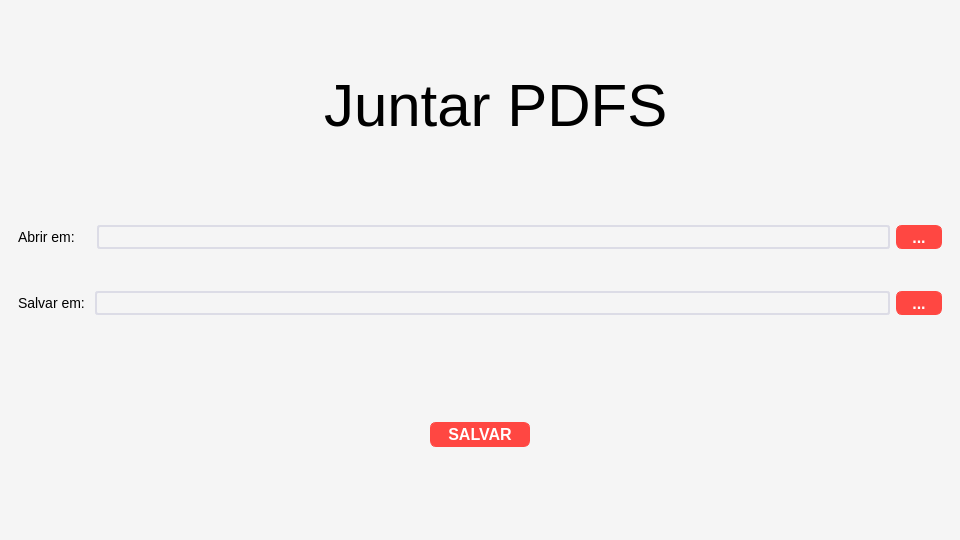
Qt form src/pages/pages.ui (felipecaninnovaes/PDFU) before a commit.
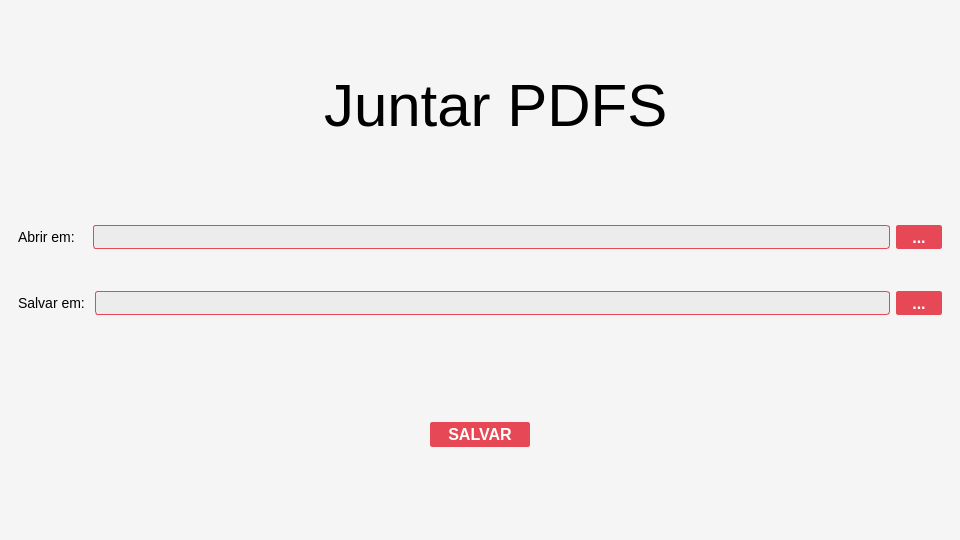
The same form after that commit.

```diff
--- a/src/pages/pages.ui
+++ b/src/pages/pages.ui
@@ -66,7 +66,7 @@
 font-size: 14px;</string>
          </property>
          <property name="text">
-          <string>Abrir em:    </string>
+          <string>Abrir em:   </string>
          </property>
         </widget>
        </item>
@@ -81,12 +81,13 @@
          <property name="styleSheet">
           <string notr="true">QLineEdit {
     padding-top: 16px;
+	background: #ECECEC	;
     width: 100%;
     height: 30px;
     color: #333;
     font-style: normal;
     font-size: 14px;
-    border: 2px solid #dcdce6;
+    border: 1px solid #E74856;
     border-radius: 3px;
     padding: 0 24px;
 }
@@ -125,9 +126,8 @@
          </property>
          <property name="styleSheet">
           <string notr="true">QPushButton {
-    background: #FF4742;
-    border: 1px solid #FF4742;
-    border-radius: 6px;
+    background: #E74856;
+    border: 1px solid #E74856;
     color: #FFFFFF;
     font-size: 16px;
     font-weight: 800;
@@ -137,6 +137,8 @@
     vertical-align: middle;
     padding-right: 15px;
     padding-left: 15px;
+  	border-radius: 2px;
+	box-shadow: 0 1px 4px rgba(0, 0, 0, .6);
 
 }
 
@@ -189,12 +191,13 @@
          <property name="styleSheet">
           <string notr="true">QLineEdit {
     padding-top: 16px;
+	background: #ECECEC	;
     width: 100%;
     height: 30px;
     color: #333;
     font-style: normal;
     font-size: 14px;
-    border: 2px solid #dcdce6;
+    border: 1px solid #E74856;
     border-radius: 3px;
     padding: 0 24px;
 }
@@ -230,9 +233,8 @@
          </property>
          <property name="styleSheet">
           <string notr="true">QPushButton {
-    background: #FF4742;
-    border: 1px solid #FF4742;
-    border-radius: 6px;
+    background: #E74856;
+    border: 1px solid #E74856;
     color: #FFFFFF;
     font-size: 16px;
     font-weight: 800;
@@ -242,6 +244,8 @@
     vertical-align: middle;
     padding-right: 15px;
     padding-left: 15px;
+  	border-radius: 2px;
+	box-shadow: 0 1px 4px rgba(0, 0, 0, .6);
 
 }
 
@@ -288,9 +292,8 @@
          </property>
          <property name="styleSheet">
           <string notr="true">QPushButton {
-    background: #FF4742;
-    border: 1px solid #FF4742;
-    border-radius: 6px;
+    background: #E74856;
+    border: 1px solid #E74856;
     color: #FFFFFF;
     font-size: 16px;
     font-weight: 800;
@@ -300,6 +303,8 @@
     vertical-align: middle;
     padding-right: 15px;
     padding-left: 15px;
+  	border-radius: 2px;
+	box-shadow: 0 1px 4px rgba(0, 0, 0, .6);
 
 }
 
```
Left out of the diff: 87 changed lines with no effect on the pictures.
